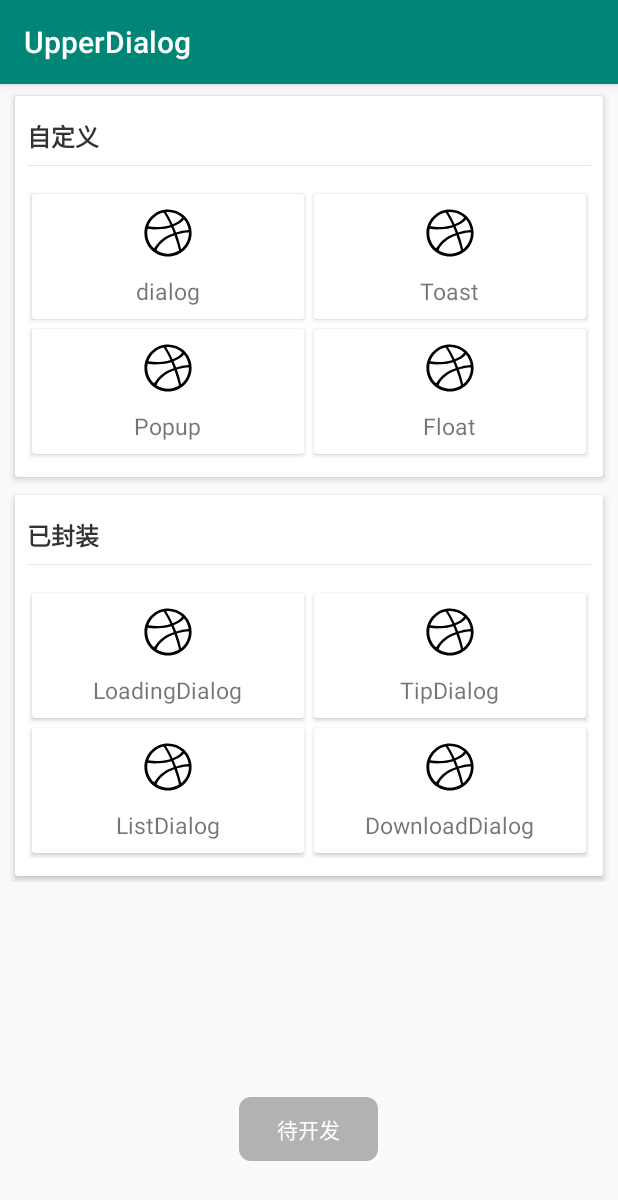
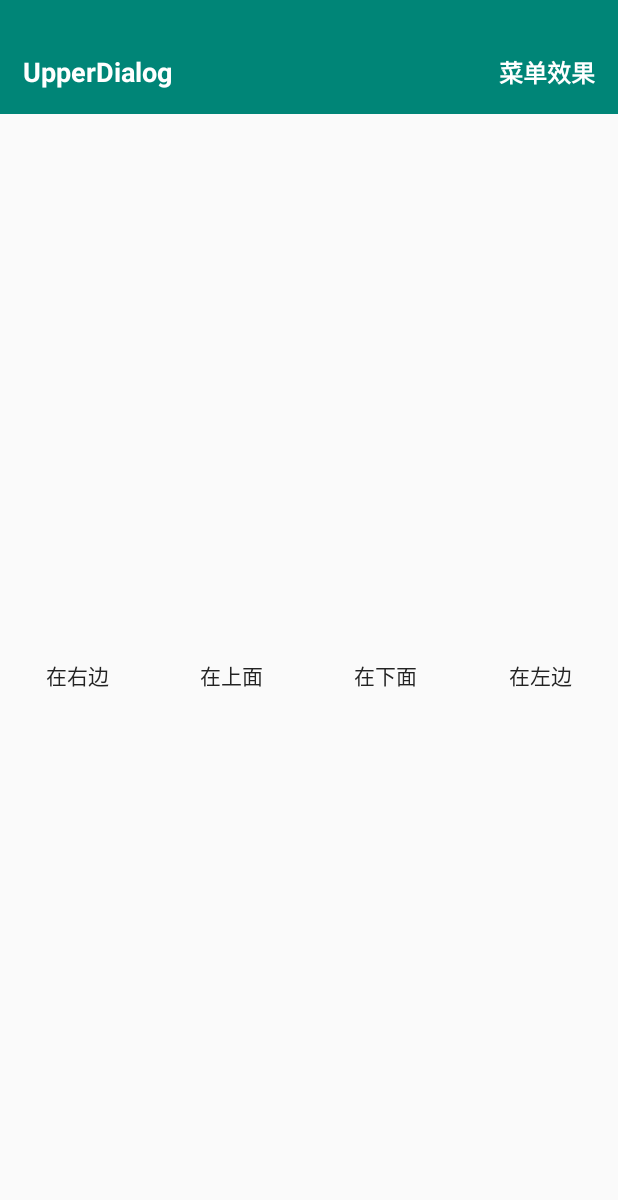
Before and after one commit to ZLYang110/UpperDialog, an Android app: the screen it shows after launch (MainActivity before the commit, PopupActivity after it), after a tap on "Popup", on a phone screen of 412 x 824 dp. Shown: the top 1200 px of the screen. Run offline under Robolectric (Android 15) with nearby library versions, the phone set to English and light mode, and no system bars; our stand-ins replace ButterKnife.

Commit message:
添加popup弹窗

```diff
--- a/app/build.gradle
+++ b/app/build.gradle
@@ -44,4 +44,6 @@ dependencies {
 
     //权限申请
     implementation 'com.github.ZLYang110:MyPermission:1.0'
+
+    implementation 'com.github.ZLYang110:MultiStateViewLib:1.0'
 }
--- a/app/src/main/AndroidManifest.xml
+++ b/app/src/main/AndroidManifest.xml
@@ -34,6 +34,10 @@
         <activity
             android:name=".DialogActivity"
             android:configChanges="orientation|screenSize|keyboard" />
+        <activity
+            android:name=".PopupActivity"
+            android:theme="@style/Theme.AppCompat.Light.NoActionBar"
+            android:configChanges="orientation|screenSize|keyboard" />
 
         <activity
             android:name=".ToastActivity"
--- a/app/src/main/java/com/zlyandroid/upperdialog/MainActivity.java
+++ b/app/src/main/java/com/zlyandroid/upperdialog/MainActivity.java
@@ -74,7 +74,7 @@ public class MainActivity extends AppCompatActivity {
                        // Toast.makeText(MainActivity.this,"待开发",Toast.LENGTH_LONG).show();
                         break;
                     case 2://Popup
-                        ToastUtils.show(MainActivity.this,"待开发");
+                        startActivity(new Intent(MainActivity.this, PopupActivity.class));
                        // Toast.makeText(MainActivity.this,"待开发",Toast.LENGTH_LONG).show();
                         break;
                     case 3://Float
@@ -143,11 +143,11 @@ public class MainActivity extends AppCompatActivity {
                                 .show();
                         break;
                     case 3://DownloadDialog
-                        //https://github.com/ZLYang110/MyPermission/raw/master/app/release/app-release.apk
-                        //https://github.com/goweii/WanAndroid/releases/download/1.4.6/per.goweii.wanandroid-v1.4.6.apk
-                        //https://github.com/xing16/WanAndroid/raw/1b009f4c331ba40e57d6ac25e65f552a2a4c4223/app/release/app-release.apk
+                        String url="https://download.xloong.com/app/ARFusionMedia_20200508__v0.0.2.apk";
+                        // String url="https://pdds-cdn.uc.cn/27-0/QuarkBrowser/2004/a918c565822ca56db5d5b3602b635ba1/QuarkBrowser_V4.1.0.132_android_pf3300_(Build200428142217).apk?auth_key=1589333697-0-0-a5e5c76b8bfc2a22c261511c3a3befac&SESSID=c0d03eea699479f67804585998605065";
+
                         //https://pdds-cdn.uc.cn/27-0/QuarkBrowser/2004/a918c565822ca56db5d5b3602b635ba1/QuarkBrowser_V4.1.0.132_android_pf3300_(Build200428142217).apk?auth_key=1589333697-0-0-a5e5c76b8bfc2a22c261511c3a3befac&SESSID=c0d03eea699479f67804585998605065
-                        download("","https://pdds-cdn.uc.cn/27-0/QuarkBrowser/2004/a918c565822ca56db5d5b3602b635ba1/QuarkBrowser_V4.1.0.132_android_pf3300_(Build200428142217).apk?auth_key=1589333697-0-0-a5e5c76b8bfc2a22c261511c3a3befac&SESSID=c0d03eea699479f67804585998605065","",false);
+                        download("",url,"",false);
                         break;
                 }
             }
--- a/app/src/main/java/com/zlyandroid/upperdialog/utils/DownloadUtils.java
+++ b/app/src/main/java/com/zlyandroid/upperdialog/utils/DownloadUtils.java
@@ -6,6 +6,7 @@ import android.net.Uri;
 import android.os.AsyncTask;
 import android.os.Build;
 import android.os.Environment;
+import android.util.Log;
 
 import androidx.core.content.FileProvider;
 
@@ -143,6 +144,7 @@ public class DownloadUtils {
             return file;
         }
 
+
         @Override
         protected void onPostExecute(File file) {
             super.onPostExecute(file);
@@ -160,5 +162,6 @@ public class DownloadUtils {
             super.onProgressUpdate(values);
             downloadListener.onProgressUpdate(values[0]);
         }
+
     }
 }
--- /dev/null
+++ b/app/src/main/res/drawable/card_bg.xml
@@ -0,0 +1,5 @@
+<?xml version="1.0" encoding="utf-8"?>
+<shape xmlns:android="http://schemas.android.com/apk/res/android">
+    <solid android:color="#232323" />
+    <corners android:radius="5dp" />
+</shape>
--- /dev/null
+++ b/app/src/main/res/layout/activity_popup.xml
@@ -0,0 +1,106 @@
+<?xml version="1.0" encoding="utf-8"?>
+<LinearLayout xmlns:android="http://schemas.android.com/apk/res/android"
+    xmlns:app="http://schemas.android.com/apk/res-auto"
+    xmlns:tools="http://schemas.android.com/tools"
+    android:layout_width="match_parent"
+    android:layout_height="match_parent"
+    android:orientation="vertical"
+    tools:context=".MainActivity"
+
+    tools:ignore="RtlHardcoded">
+    <LinearLayout
+        android:id="@+id/ll_action_bar"
+        android:paddingTop="20dp"
+        android:layout_width="match_parent"
+        android:layout_height="wrap_content"
+        android:background="@color/colorPrimary"
+        android:orientation="vertical">
+
+        <RelativeLayout
+            android:layout_width="match_parent"
+            android:layout_height="?attr/actionBarSize">
+
+            <TextView
+                android:id="@+id/tv_title"
+                android:layout_width="wrap_content"
+                android:layout_height="match_parent"
+                android:layout_centerVertical="true"
+                android:layout_marginLeft="15dp"
+                android:gravity="center"
+                android:text="@string/app_name"
+                android:textColor="#fff"
+                android:textSize="18sp"
+                android:textStyle="bold" />
+
+            <TextView
+                android:id="@+id/tv_show_menu"
+                android:layout_width="wrap_content"
+                android:layout_height="match_parent"
+                android:layout_alignParentRight="true"
+                android:layout_centerVertical="true"
+                android:layout_marginRight="15dp"
+                android:gravity="center"
+                android:text="菜单效果"
+                android:textColor="#fff"
+                android:textSize="16sp"
+                android:textStyle="bold" />
+
+        </RelativeLayout>
+
+    </LinearLayout>
+
+    <RelativeLayout
+        android:layout_width="match_parent"
+        android:layout_height="match_parent"
+        android:gravity="center"
+        android:orientation="vertical">
+        <LinearLayout
+            android:layout_width="match_parent"
+            android:layout_height="60dp"
+            android:orientation="horizontal">
+
+            <TextView
+                android:id="@+id/tv_show_target_right"
+                android:layout_width="0dp"
+                android:layout_height="60dp"
+                android:layout_weight="1"
+                android:gravity="center"
+                android:text="在右边"
+                android:textColor="#232323"
+                android:textSize="14sp" />
+
+            <TextView
+                android:id="@+id/tv_show_target_top"
+                android:layout_width="0dp"
+                android:layout_height="60dp"
+                android:layout_weight="1"
+                android:gravity="center"
+                android:text="在上面"
+                android:textColor="#232323"
+                android:textSize="14sp" />
+
+            <TextView
+                android:id="@+id/tv_show_target_bottom"
+                android:layout_width="0dp"
+                android:layout_height="60dp"
+                android:layout_weight="1"
+                android:gravity="center"
+                android:text="在下面"
+                android:textColor="#232323"
+                android:textSize="14sp" />
+
+            <TextView
+                android:id="@+id/tv_show_target_left"
+                android:layout_width="0dp"
+                android:layout_height="60dp"
+                android:layout_weight="1"
+                android:gravity="center"
+                android:text="在左边"
+                android:textColor="#232323"
+                android:textSize="14sp" />
+
+        </LinearLayout>
+
+
+    </RelativeLayout>
+</LinearLayout>
--- a/upperdialoglib/build.gradle
+++ b/upperdialoglib/build.gradle
@@ -34,4 +34,5 @@ dependencies {
     implementation 'androidx.recyclerview:recyclerview:1.1.0'
 
 
+
 }
```
Also changed, not shown: app/src/main/java/com/zlyandroid/upperdialog/PopupActivity.java (added, +183 -0 lines), app/src/main/java/com/zlyandroid/upperdialog/utils/dialog/DownloadDialog.java (+10 -6 lines), app/src/main/res/layout/popup_match_width.xml (added, +20 -0 lines), app/src/main/res/layout/popup_meun.xml (added, +109 -0 lines), app/src/main/res/layout/popup_normal.xml (added, +21 -0 lines), 1 other file.
